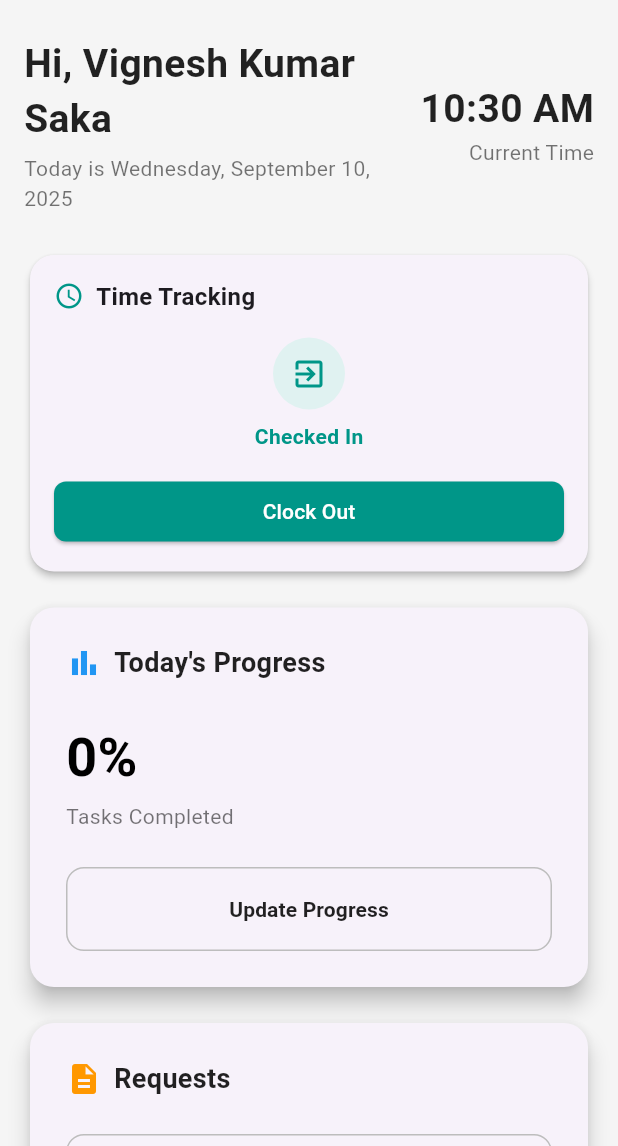
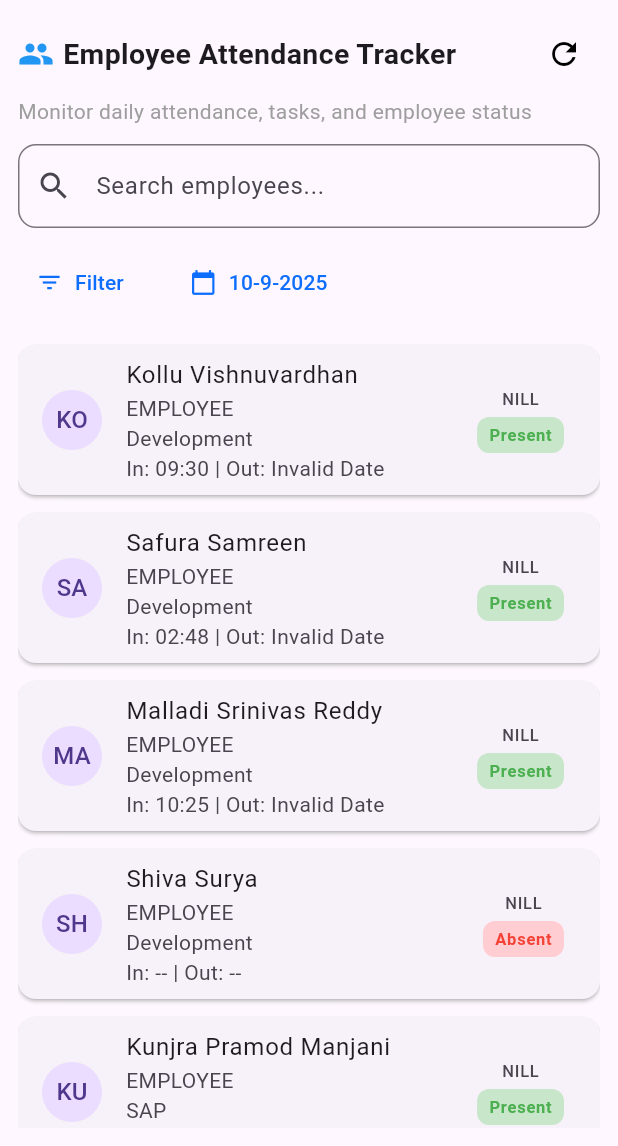
Before and after one commit to vishnu0220/Sria, a Flutter app: the screen it shows after launch, on a phone screen of 412 x 824 dp, the part 90-1236 px from its top. Run offline on Flutter 3.47's test engine with Material 3 defaults, Android fonts, the phone set to English and light mode, and no system bars.

Commit message:
Designed employees screen for admin user

```diff
--- a/lib/main.dart
+++ b/lib/main.dart
@@ -1,10 +1,11 @@
-import 'package:flow_sphere/screens/authScreens/login_screen.dart';
-import 'package:flow_sphere/screens/authScreens/password_reset_page.dart';
-import 'package:flow_sphere/screens/userScreens/calender_screen.dart';
-import 'package:flow_sphere/screens/userScreens/dashboard_screen.dart';
-import 'package:flow_sphere/screens/userScreens/profile_screen.dart';
-import 'package:flow_sphere/screens/userScreens/progress_screen.dart';
-import 'package:flow_sphere/screens/userScreens/requests_screen.dart';
+import 'package:flow_sphere/screens/adminScreens/employees_screen.dart';
+// import 'package:flow_sphere/screens/authScreens/login_screen.dart';
+// import 'package:flow_sphere/screens/authScreens/password_reset_page.dart';
+// import 'package:flow_sphere/screens/userScreens/calender_screen.dart';
+// import 'package:flow_sphere/screens/userScreens/dashboard_screen.dart';
+// import 'package:flow_sphere/screens/userScreens/profile_screen.dart';
+// import 'package:flow_sphere/screens/userScreens/progress_screen.dart';
+// import 'package:flow_sphere/screens/userScreens/requests_screen.dart';
 import 'package:flutter/material.dart';
 
 void main() {
@@ -19,16 +20,17 @@ class MyApp extends StatelessWidget {
   Widget build(BuildContext context) {
     return MaterialApp(
       title: 'FlowSphere',
-      initialRoute: '/dashboard',
-      routes: {
-        '/login': (context) => const LoginScreen(),
-        '/dashboard': (context) => const DashboardScreen(),
-        '/progress': (context) => const ProgressScreen(),
-        '/requests': (context) => const RequestsScreen(),
-        '/calendar': (context) => const CalendarScreen(),
-        '/profile': (context) => const ProfileScreen(),
-        '/resetPassword': (context) => const PasswordResetPage(),
-      },
+      // initialRoute: '/dashboard',
+      // routes: {
+      //   '/login': (context) => const LoginScreen(),
+      //   '/dashboard': (context) => const DashboardScreen(),
+      //   '/progress': (context) => const ProgressScreen(),
+      //   '/requests': (context) => const RequestsScreen(),
+      //   '/calendar': (context) => const CalendarScreen(),
+      //   '/profile': (context) => const ProfileScreen(),
+      //   '/resetPassword': (context) => const PasswordResetPage(),
+      // },
+      home: EmployeesScreen(),
     );
   }
 }
--- /dev/null
+++ b/lib/screens/adminScreens/employees_screen.dart
@@ -0,0 +1,370 @@
+import 'package:flow_sphere/screens/userScreens/custom_appbar.dart';
+import 'package:flutter/material.dart';
+
+class EmployeesScreen extends StatefulWidget {
+  const EmployeesScreen({super.key});
+
+  @override
+  State<EmployeesScreen> createState() => _EmployeesScreenState();
+}
+
+class _EmployeesScreenState extends State<EmployeesScreen> {
+  String selectedDepartment = "All Departments";
+  String selectedStatus = "All";
+  DateTime selectedDate = DateTime.now();
+  String searchQuery = "";
+
+  final List<String> departments = [
+    "All Departments",
+    "Development",
+    "SAP",
+    "Data Analytics",
+  ];
+
+  final List<String> statusOptions = ["All", "Present", "Absent"];
+
+  final List<Map<String, dynamic>> employees = [
+    {
+      "name": "Kollu Vishnuvardhan",
+      "role": "EMPLOYEE",
+      "department": "Development",
+      "checkIn": "09:30",
+      "checkOut": "Invalid Date",
+      "task": "NILL",
+      "status": "Present",
+    },
+    {
+      "name": "Safura Samreen",
+      "role": "EMPLOYEE",
+      "department": "Development",
+      "checkIn": "02:48",
+      "checkOut": "Invalid Date",
+      "task": "NILL",
+      "status": "Present",
+    },
+    {
+      "name": "Malladi Srinivas Reddy",
+      "role": "EMPLOYEE",
+      "department": "Development",
+      "checkIn": "10:25",
+      "checkOut": "Invalid Date",
+      "task": "NILL",
+      "status": "Present",
+    },
+    {
+      "name": "Shiva Surya",
+      "role": "EMPLOYEE",
+      "department": "Development",
+      "checkIn": "--",
+      "checkOut": "--",
+      "task": "NILL",
+      "status": "Absent",
+    },
+    {
+      "name": "Kunjra Pramod Manjani",
+      "role": "EMPLOYEE",
+      "department": "SAP",
+      "checkIn": "10:08",
+      "checkOut": "Invalid Date",
+      "task": "NILL",
+      "status": "Present",
+    },
+    {
+      "name": "Velma Snehith Reddy",
+      "role": "EMPLOYEE",
+      "department": "SAP",
+      "checkIn": "10:43",
+      "checkOut": "Invalid Date",
+      "task": "NILL",
+      "status": "Present",
+    },
+    {
+      "name": "Teerdaveni Gedela",
+      "role": "EMPLOYEE",
+      "department": "Data Analytics",
+      "checkIn": "--",
+      "checkOut": "--",
+      "task": "NILL",
+      "status": "Absent",
+    },
+    {
+      "name": "Sridevi Gedela",
+      "role": "EMPLOYEE",
+      "department": "SAP",
+      "checkIn": "10:46",
+      "checkOut": "Invalid Date",
+      "task": "NILL",
+      "status": "Present",
+    },
+  ];
+
+  // Date picker
+  Future<void> _pickDate(BuildContext context) async {
+    final DateTime? picked = await showDatePicker(
+      context: context,
+      initialDate: selectedDate,
+      firstDate: DateTime(2022),
+      lastDate: DateTime.now(), // Future dates disabled
+    );
+    if (picked != null && picked != selectedDate) {
+      setState(() {
+        selectedDate = picked;
+      });
+    }
+  }
+
+  // Filter bottom sheet
+  void _openFilterSheet() {
+    showModalBottomSheet(
+      context: context,
+      shape: const RoundedRectangleBorder(
+        borderRadius: BorderRadius.vertical(top: Radius.circular(16)),
+      ),
+      builder: (context) {
+        return Padding(
+          padding: const EdgeInsets.all(16),
+          child: Column(
+            mainAxisSize: MainAxisSize.min,
+            children: [
+              const Text(
+                "Filter Employees",
+                style: TextStyle(fontSize: 18, fontWeight: FontWeight.bold),
+              ),
+              const SizedBox(height: 16),
+
+              // Department filter
+              DropdownButtonFormField<String>(
+                initialValue: selectedDepartment,
+                decoration: const InputDecoration(
+                  labelText: "Department",
+                  border: OutlineInputBorder(),
+                ),
+                items: departments
+                    .map(
+                      (dep) => DropdownMenuItem(value: dep, child: Text(dep)),
+                    )
+                    .toList(),
+                onChanged: (value) {
+                  setState(() {
+                    selectedDepartment = value!;
+                  });
+                },
+              ),
+              const SizedBox(height: 16),
+
+              // Status filter
+              DropdownButtonFormField<String>(
+                initialValue: selectedStatus,
+                decoration: const InputDecoration(
+                  labelText: "Status",
+                  border: OutlineInputBorder(),
+                ),
+                items: statusOptions
+                    .map(
+                      (status) =>
+                          DropdownMenuItem(value: status, child: Text(status)),
+                    )
+                    .toList(),
+                onChanged: (value) {
+                  setState(() {
+                    selectedStatus = value!;
+                  });
+                },
+              ),
+              const SizedBox(height: 16),
+
+              ElevatedButton(
+                onPressed: () => Navigator.pop(context),
+                child: const Text("Apply Filters"),
+              ),
+            ],
+          ),
+        );
+      },
+    );
+  }
+
+  // Refresh employees list
+  void _refreshData() {
+    setState(() {
+      searchQuery = "";
+      selectedDepartment = "All Departments";
+      selectedStatus = "All";
+      selectedDate = DateTime.now();
+    });
+  }
+
+  @override
+  Widget build(BuildContext context) {
+    // Apply department + search + status filters
+    final filteredEmployees = employees.where((emp) {
+      final matchesDepartment =
+          selectedDepartment == "All Departments" ||
+          emp["department"] == selectedDepartment;
+      final matchesSearch = emp["name"].toLowerCase().contains(
+        searchQuery.toLowerCase(),
+      );
+      final matchesStatus =
+          selectedStatus == "All" || emp["status"] == selectedStatus;
+      return matchesDepartment && matchesSearch && matchesStatus;
+    }).toList();
+
+    return Scaffold(
+      appBar: CustomAppBar(),
+      body: Padding(
+        padding: const EdgeInsets.all(12.0),
+        child: Column(
+          crossAxisAlignment: CrossAxisAlignment.start,
+          children: [
+            // Title + Subtitle + Refresh
+            Row(
+              mainAxisAlignment: MainAxisAlignment.spaceBetween,
+              children: [
+                Row(
+                  children: const [
+                    Icon(Icons.people, color: Colors.blue, size: 24),
+                    SizedBox(width: 6),
+                    Text(
+                      "Employee Attendance Tracker",
+                      style: TextStyle(
+                        fontSize: 19,
+                        fontWeight: FontWeight.bold,
+                      ),
+                    ),
+                  ],
+                ),
+
+                // Refresh button
+                IconButton(
+                  onPressed: _refreshData,
+                  icon: const Icon(Icons.refresh),
+                  color: Colors.black,
+                ),
+              ],
+            ),
+            const SizedBox(height: 4),
+            const Text(
+              "Monitor daily attendance, tasks, and employee status",
+              style: TextStyle(fontSize: 14, color: Colors.grey),
+            ),
+            const SizedBox(height: 12),
+
+            // Search bar
+            TextField(
+              onChanged: (value) {
+                setState(() {
+                  searchQuery = value;
+                });
+              },
+              decoration: InputDecoration(
+                hintText: "Search employees...",
+                prefixIcon: const Icon(Icons.search),
+                border: OutlineInputBorder(
+                  borderRadius: BorderRadius.circular(12),
+                ),
+              ),
+            ),
+            const SizedBox(height: 12),
+
+            // Filter + Calendar Row
+            Row(
+              children: [
+                TextButton.icon(
+                  onPressed: _openFilterSheet,
+                  icon: const Icon(Icons.filter_list, color: Color(0xFF0d6efd)),
+                  label: const Text(
+                    "Filter",
+                    style: TextStyle(color: Color(0xFF0d6efd)),
+                  ),
+                ),
+                const SizedBox(width: 16),
+                TextButton.icon(
+                  onPressed: () => _pickDate(context),
+                  icon: const Icon(
+                    Icons.calendar_today,
+                    color: Color(0xFF0d6efd),
+                  ),
+                  label: Text(
+                    "${selectedDate.day}-${selectedDate.month}-${selectedDate.year}",
+                    style: const TextStyle(color: Color(0xFF0d6efd)),
+                  ),
+                ),
+              ],
+            ),
+            const SizedBox(height: 12),
+
+            // Employee list
+            Expanded(
+              child: filteredEmployees.isEmpty
+                  ? const Center(
+                      child: Text(
+                        "No employees found",
+                        style: TextStyle(fontSize: 16, color: Colors.grey),
+                      ),
+                    )
+                  : ListView.builder(
+                      itemCount: filteredEmployees.length,
+                      itemBuilder: (context, index) {
+                        final emp = filteredEmployees[index];
+                        return EmployeeCard(emp: emp);
+                      },
+                    ),
+            ),
+          ],
+        ),
+      ),
+    );
+  }
+}
+
+/// Reusable Employee Card Widget
+class EmployeeCard extends StatelessWidget {
+  final Map<String, dynamic> emp;
+
+  const EmployeeCard({super.key, required this.emp});
+
+  @override
+  Widget build(BuildContext context) {
+    return Card(
+      margin: const EdgeInsets.symmetric(vertical: 6),
+      shape: RoundedRectangleBorder(borderRadius: BorderRadius.circular(12)),
+      child: ListTile(
+        leading: CircleAvatar(
+          child: Text(emp["name"].toString().substring(0, 2).toUpperCase()),
+        ),
+        title: Text(emp["name"]),
+        subtitle: Column(
+          crossAxisAlignment: CrossAxisAlignment.start,
+          children: [
+            Text(emp["role"]),
+            Text(emp["department"]),
+            Text("In: ${emp["checkIn"]} | Out: ${emp["checkOut"]}"),
+          ],
+        ),
+        trailing: Column(
+          mainAxisAlignment: MainAxisAlignment.center,
+          children: [
+            Text(emp["task"]),
+            const SizedBox(height: 4),
+            Container(
+              padding: const EdgeInsets.symmetric(horizontal: 8, vertical: 4),
+              decoration: BoxDecoration(
+                color: emp["status"] == "Present"
+                    ? Colors.green.shade100
+                    : Colors.red.shade100,
+                borderRadius: BorderRadius.circular(8),
+              ),
+              child: Text(
+                emp["status"],
+                style: TextStyle(
+                  color: emp["status"] == "Present" ? Colors.green : Colors.red,
+                  fontWeight: FontWeight.bold,
+                ),
+              ),
+            ),
+          ],
+        ),
+      ),
+    );
+  }
+}
```
